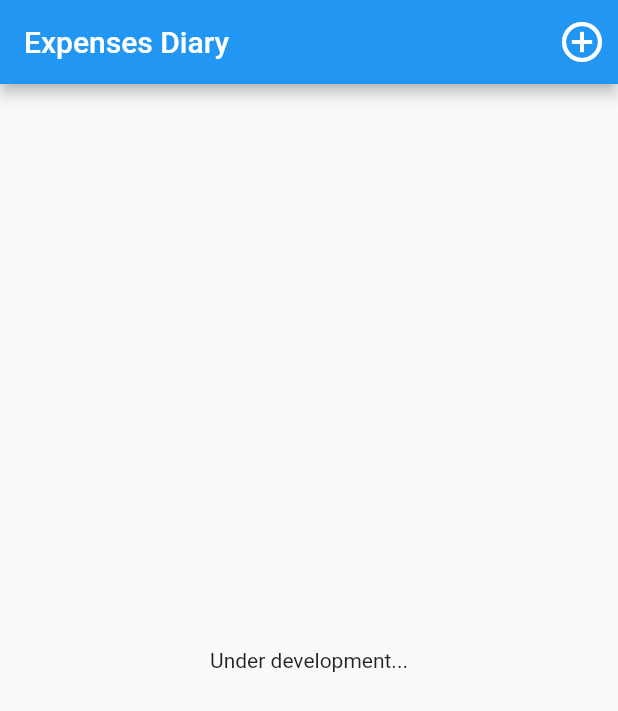
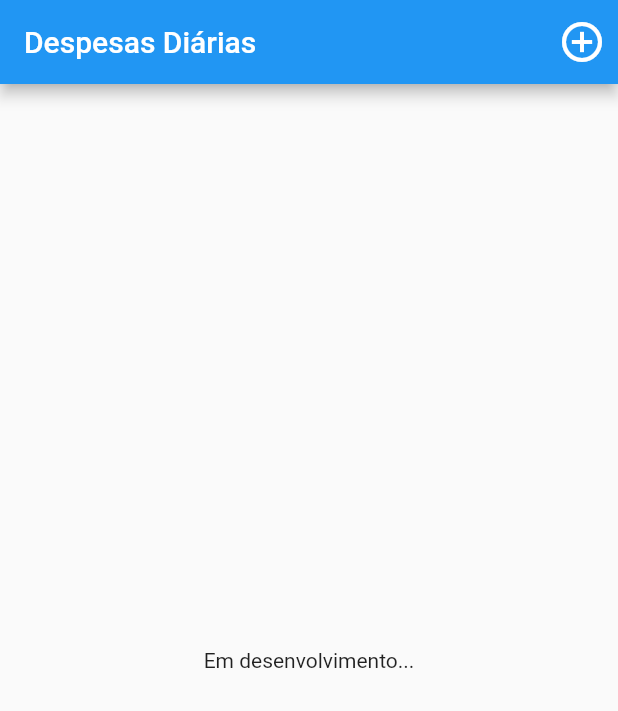
Before and after one commit to isaacscardoso/flutter-expenses-diary, a Flutter app: the screen it shows after launch, on a phone screen of 412 x 824 dp. Shown: the top 711 px of the screen. Run offline on Flutter 3.47's test engine with Material 2 defaults, Android fonts, the phone set to English and light mode, and no system bars.

Commit message:
Creating routes and adding identity names of constants.

```diff
--- a/expenses_diary_app/lib/main/homepage/expenses_diary_homepage.dart
+++ /dev/null
@@ -1,25 +0,0 @@
-import 'package:flutter/material.dart';
-
-import '../../utils/attributes/attributes.dart';
-
-class ExpensesDiaryHomepage extends StatelessWidget {
-  const ExpensesDiaryHomepage({super.key});
-
-  @override
-  Widget build(BuildContext context) {
-    return Scaffold(
-      appBar: AppBar(
-        actions: const <Widget>[
-          IconButton(
-            onPressed: null,
-            icon: Icon(Icons.add_circle_outline, size: 32, color: Colors.white),
-          ),
-        ],
-        title: Text(titleOfTheAppBar),
-      ),
-      body: Center(
-        child: Text(messageFromTheHomeScreen),
-      ),
-    );
-  }
-}
--- a/expenses_diary_app/lib/main/main.dart
+++ b/expenses_diary_app/lib/main/main.dart
@@ -1,6 +1,8 @@
+import 'package:expenses_diary_app/user_interface/pages/formulary/formulary.dart';
 import 'package:flutter/material.dart';
 
-import './homepage/homepage.dart';
+import '../presentation/routes/routes.dart';
+import '../user_interface/pages/homepage/homepage.dart';
 
 void main() => runApp(const ExpensesDiary());
 
@@ -9,8 +11,11 @@ class ExpensesDiary extends StatelessWidget {
 
   @override
   Widget build(BuildContext context) {
-    return const MaterialApp(
-      home: ExpensesDiaryHomepage(),
+    return MaterialApp(
+      routes: {
+        NavigationRoutes.homepage: (_) => const ExpensesDiaryHomepage(),
+        NavigationRoutes.formulary: (_) => const MonetaryTransactionFormulary(),
+      },
     );
   }
 }
--- /dev/null
+++ b/expenses_diary_app/lib/presentation/routes/navigation_routes.dart
@@ -0,0 +1,4 @@
+abstract class NavigationRoutes {
+  static const homepage = '/';
+  static const formulary = '/monetary-transaction-form';
+}
--- /dev/null
+++ b/expenses_diary_app/lib/presentation/routes/routes.dart
@@ -0,0 +1 @@
+export './navigation_routes.dart';
--- /dev/null
+++ b/expenses_diary_app/lib/user_interface/pages/formulary/formulary.dart
@@ -0,0 +1 @@
+export './monetary_transaction_formulary.dart';
--- /dev/null
+++ b/expenses_diary_app/lib/user_interface/pages/formulary/monetary_transaction_formulary.dart
@@ -0,0 +1,16 @@
+import 'package:expenses_diary_app/utils/attributes/attributes.dart';
+import 'package:flutter/material.dart';
+
+class MonetaryTransactionFormulary extends StatelessWidget {
+  const MonetaryTransactionFormulary({super.key});
+
+  @override
+  Widget build(BuildContext context) {
+    return Scaffold(
+      appBar: AppBar(
+        centerTitle: true,
+        title: Text(titleOfTheFormularyAppBar),
+      ),
+    );
+  }
+}
--- /dev/null
+++ b/expenses_diary_app/lib/user_interface/pages/homepage/expenses_diary_homepage.dart
@@ -0,0 +1,32 @@
+import 'package:expenses_diary_app/presentation/routes/navigation_routes.dart';
+import 'package:flutter/material.dart';
+
+import '../../../utils/attributes/attributes.dart';
+
+class ExpensesDiaryHomepage extends StatelessWidget {
+  const ExpensesDiaryHomepage({super.key});
+
+  @override
+  Widget build(BuildContext context) {
+    return Scaffold(
+      appBar: AppBar(
+        actions: <Widget>[
+          IconButton(
+            onPressed: () {
+              Navigator.of(context).pushNamed(NavigationRoutes.formulary);
+            },
+            icon: const Icon(
+              Icons.add_circle_outline,
+              size: 32,
+              color: Colors.white,
+            ),
+          ),
+        ],
+        title: Text(titleOfTheHomepageAppBar),
+      ),
+      body: Center(
+        child: Text(messageFromTheHomeScreen),
+      ),
+    );
+  }
+}
--- a/expenses_diary_app/lib/utils/attributes/identity_names.dart
+++ b/expenses_diary_app/lib/utils/attributes/identity_names.dart
@@ -1,8 +1,11 @@
-const _titleOfTheAppBar = 'Expenses Diary';
+const _titleOfTheHomepageAppBar = 'Despesas Diárias';
+const _titleOfTheFormularyAppBar = 'Adicionar Despesa';
 const _deletionAlertMessage = '';
-const _messageFromTheHomeScreen = 'Under development...';
+const _messageFromTheHomeScreen = 'Em desenvolvimento...';
 
-String get titleOfTheAppBar => _titleOfTheAppBar;
+String get titleOfTheHomepageAppBar => _titleOfTheHomepageAppBar;
+
+String get titleOfTheFormularyAppBar => _titleOfTheFormularyAppBar;
 
 String get deletionAlertMessage => _deletionAlertMessage;
 
```
Also changed, not shown: expenses_diary_app/lib/user_interface/pages/homepage/homepage.dart (renamed from expenses_diary_app/lib/main/homepage/homepage.dart).
